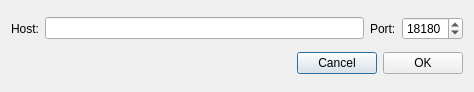
First picture: the form in src/gui/ui/newnodedialog.ui, repository aejontargaryen/FanGoldWallet, before the edit.
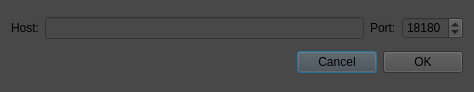
Second picture: the form after the edit.

Patch:
```diff
--- a/src/gui/ui/newnodedialog.ui
+++ b/src/gui/ui/newnodedialog.ui
@@ -16,6 +16,9 @@
   <property name="windowTitle">
    <string>New remote node</string>
   </property>
+  <property name="styleSheet">
+   <string notr="true">background-color: rgb(72, 72, 72);</string>
+  </property>
   <layout class="QVBoxLayout" name="verticalLayout">
    <item>
     <layout class="QHBoxLayout" name="horizontalLayout">
```
